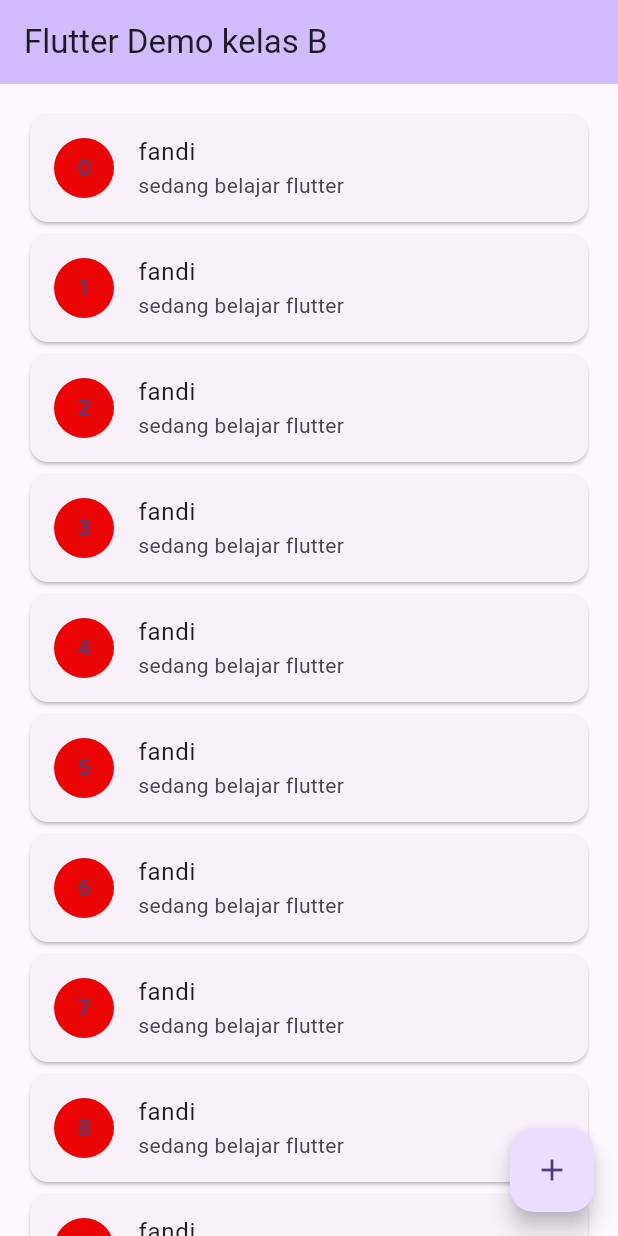
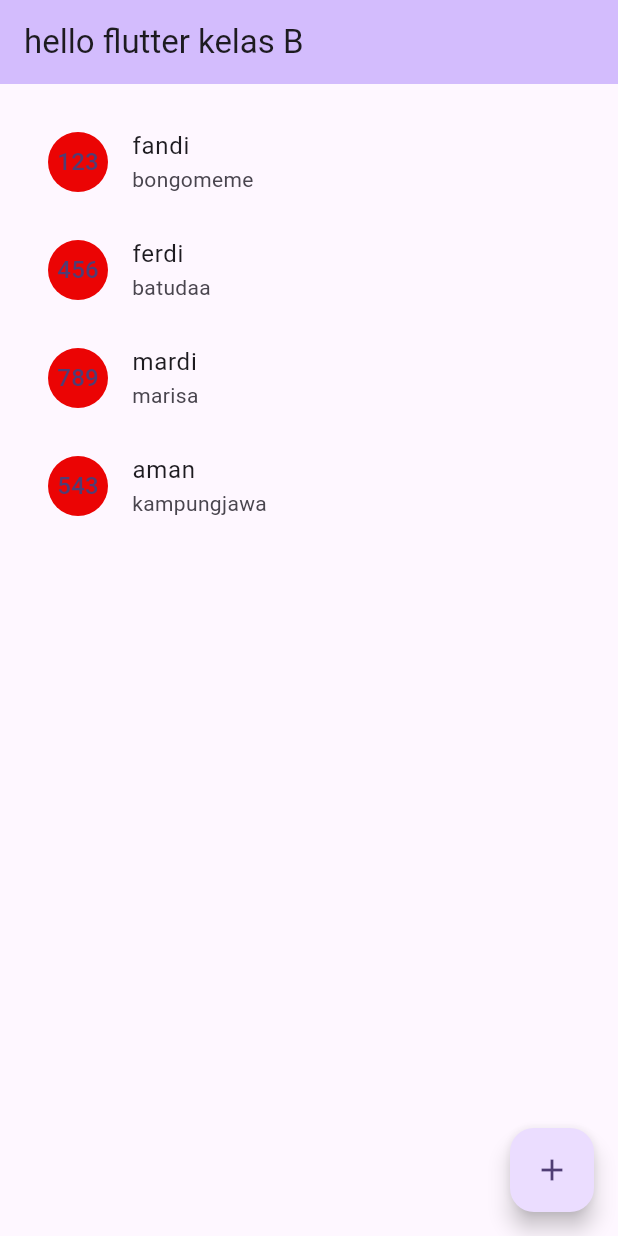
Before and after one commit to FandiAbas/flutter_basic, a Flutter app: the screen it shows after launch, on a phone screen of 412 x 824 dp. Run offline on Flutter 3.47's test engine with Material 3 defaults, Android fonts, the phone set to English and light mode, and no system bars; missing offline and left inert: dart:html.

Commit message:
git init

```diff
--- /dev/null
+++ b/lib/mahasiswa.dart
@@ -0,0 +1,12 @@
+class Mahasiswa{
+
+  int nim;
+  String name;
+  String address;
+
+  Mahasiswa({
+    required this.nim,
+    required this.name,
+    required this.address,
+  });
+}
--- a/lib/main.dart
+++ b/lib/main.dart
@@ -1,5 +1,8 @@
+import 'dart:html';
+
 import 'package:flutter/material.dart';
 import 'package:flutter/rendering.dart';
+import 'package:flutter_hello/mahasiswa.dart';
 
 void main() {
   runApp(const MyApp());
@@ -11,62 +14,78 @@
   @override
   Widget build(BuildContext context) {
     return MaterialApp(
-      title: 'Flutter Demo',
+      title: 'flutter demo',
       theme: ThemeData(
         colorScheme: ColorScheme.fromSeed(seedColor: Colors.deepPurple),
         useMaterial3: true,
       ),
-      home: const MyHomePage(title: 'Flutter Demo kelas B'),
+       home: const MyHomePage(title: 'hello flutter kelas B'),
     );
   }
 }
-
 class MyHomePage extends StatefulWidget {
   const MyHomePage({super.key, required this.title});
-
-
-
-
-
-
-
-
-
-
   final String title;
 
   @override
   State<MyHomePage> createState() => _MyHomePageState();
 }
 
+
+
 class _MyHomePageState extends State<MyHomePage> {
+  bool isLoading=true;
+
+  List<Mahasiswa> listMahasiswa = [
+    Mahasiswa(nim: 123, name: 'fandi', address: 'bongomeme'),
+    Mahasiswa(nim: 456, name: 'ferdi', address: 'batudaa'),
+    Mahasiswa(nim: 789, name: 'mardi', address: 'marisa'),
+    Mahasiswa(nim: 543, name: 'aman', address: 'kampungjawa'),
+  ];
+
 
   @override
   Widget build(BuildContext context) {
-
     return Scaffold(
       appBar: AppBar(
-
-
-
         backgroundColor: Theme.of(context).colorScheme.inversePrimary,
-
-
         title: Text(widget.title),
       ),
+
       body: ListView.builder(
-        padding:EdgeInsets.all(16),
-        itemBuilder: (context, index){
-        return Card(
+        padding: EdgeInsets.all(16),
+        itemBuilder: (context, index) {
+          return InkWell(
+            onTap: () {
+              showDialog(
+                  context: context,
+                  builder: (_) {
+                    return AlertDialog(
+                      title: const Text('Data Mahasiswa'),
+                      content: Column(children: [
+                        Row(
+                          mainAxisAlignment: MainAxisAlignment.spaceAround,
+                          children: [
+                            const Text('Name : '),
+                            Text(listMahasiswa[index].name)
+                          ],
+                        ),
+                      ]),
+                    );
+                  });
+            },
+
           child:ListTile(
-            leading: CircleAvatar(backgroundColor: Color.fromRGBO(235, 4, 4, 1),child: Text('$index'),
+            leading: CircleAvatar(
+              backgroundColor: Color.fromRGBO(235, 4, 4, 1),
+              child: Text('${listMahasiswa[index].nim}'),
           ),
-         title:Text('fandi'),
-          subtitle: Text('sedang belajar flutter'),
+         title:Text('${listMahasiswa[index].name}'),
+          subtitle: Text('${listMahasiswa[index].address}'),
         ),
         );
         },
-        itemCount: 20,
+        itemCount: listMahasiswa.length,
       ),
       floatingActionButton: FloatingActionButton(
         onPressed:(){},
@@ -75,4 +94,5 @@
       ),
     );
   }
+
 }
```
